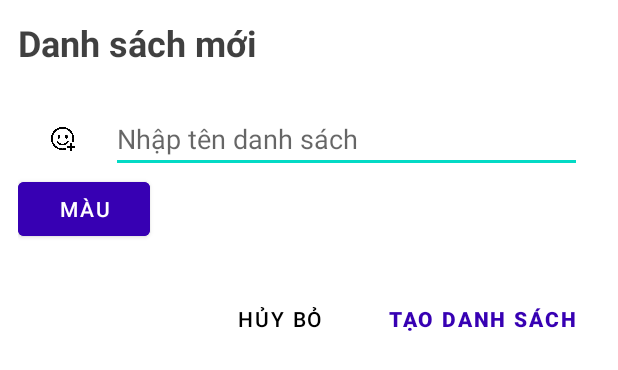
After one commit to hphudev/ToDoApp, an Android app: the layout layout_dialog_create_list_task.xml on its own in the app's theme, with its tools: preview values and no code run, on a phone screen of 412 x 824 dp. The commit adds this screen. Shown: the top 370 px of the screen. Run offline under Robolectric (Android 15) with nearby library versions, the phone set to English and light mode, and no system bars.

Commit message:
Cập nhật giao diện chính

```diff
--- a/app/build.gradle
+++ b/app/build.gradle
@@ -62,4 +62,5 @@ dependencies {
 
     implementation "androidx.recyclerview:recyclerview:1.2.1"
 
+
 }
--- a/app/src/main/java/com/example/todo/view/MainActivity.java
+++ b/app/src/main/java/com/example/todo/view/MainActivity.java
@@ -68,6 +68,7 @@ public class MainActivity extends AppCompatActivity implements CustomAlertDialog
 
     private void init()
     {
+//      RecycleView
         recycvCustomItem = (RecyclerView)findViewById(R.id.recycv_custom_item);
         recycvDefaultItem = (RecyclerView)findViewById(R.id.recycv_default_item);
         itemTaskAdapter = new ItemTaskAdapter(this);
@@ -75,7 +76,7 @@ public class MainActivity extends AppCompatActivity implements CustomAlertDialog
         recycvDefaultItem.setLayoutManager(linearLayoutManager);
         itemTaskAdapter.setData(getListItemTasks());
         recycvDefaultItem.setAdapter(itemTaskAdapter);
-
+//
         imgUserProfile = (ImageView) findViewById(R.id.img_user_profile);
         btnSignOut = (FloatingActionButton)findViewById(R.id.btn_sign_out);
         btnSignOut.setOnClickListener(new View.OnClickListener() {
--- /dev/null
+++ b/app/src/main/res/drawable/ic_baseline_add_24.xml
@@ -0,0 +1,5 @@
+<vector android:height="24dp" android:tint="#1783D8"
+    android:viewportHeight="24" android:viewportWidth="24"
+    android:width="24dp" xmlns:android="http://schemas.android.com/apk/res/android">
+    <path android:fillColor="@android:color/white" android:pathData="M19,13h-6v6h-2v-6H5v-2h6V5h2v6h6v2z"/>
+</vector>
--- /dev/null
+++ b/app/src/main/res/layout/layout_dialog_create_list_task.xml
@@ -0,0 +1,65 @@
+<?xml version="1.0" encoding="utf-8"?>
+<LinearLayout xmlns:android="http://schemas.android.com/apk/res/android"
+    android:layout_width="match_parent"
+    android:layout_height="wrap_content"
+    android:padding="12dp"
+    android:orientation="vertical">
+    <TextView
+        android:layout_width="wrap_content"
+        android:layout_height="wrap_content"
+        android:textSize="24sp"
+        android:textStyle="bold"
+        android:textColor="#BF000000"
+        android:text="Danh sách mới"/>
+    <LinearLayout
+        android:layout_width="match_parent"
+        android:layout_height="wrap_content"
+        android:orientation="horizontal"
+        android:layout_marginTop="25dp"
+        android:gravity="center_vertical"
+        android:paddingStart="10dp">
+        <ImageButton
+            android:layout_width="40dp"
+            android:layout_height="32dp"
+            android:layout_marginRight="12dp"
+            android:scaleType="centerCrop"
+            android:src="@drawable/emoji_add_icon"
+            android:backgroundTint="@color/transperant"/>
+        <EditText
+            android:id="@+id/edt_name_task_list"
+            android:layout_width="match_parent"
+            android:layout_height="wrap_content"
+            android:layout_marginRight="12dp"
+            android:hint="Nhập tên danh sách"/>
+    </LinearLayout>
+
+    <Button
+        android:layout_width="wrap_content"
+        android:layout_height="wrap_content"
+        android:text="Màu"
+        android:backgroundTint="@color/purple_700"/>
+    <LinearLayout
+        android:layout_width="match_parent"
+        android:layout_height="wrap_content"
+        android:orientation="horizontal"
+        android:layout_marginTop="25dp"
+        android:gravity="right">
+        <Button
+            android:id="@+id/btn_cancel_dialog_create_task_list"
+            android:layout_width="wrap_content"
+            android:layout_height="wrap_content"
+            android:text="Hủy bỏ"
+            android:textColor="@color/black"
+            android:layout_marginRight="12dp"
+            android:background="@color/transperant"/>
+        <Button
+            android:id="@+id/btn_confirm_create_task_list"
+            android:layout_width="wrap_content"
+            android:layout_height="wrap_content"
+            android:text="Tạo danh sách"
+            android:textStyle="bold"
+            android:textColor="@color/purple_700"
+            android:background="@color/transperant"/>
+    </LinearLayout>
+
+</LinearLayout>
--- a/app/src/main/res/values/colors.xml
+++ b/app/src/main/res/values/colors.xml
@@ -10,4 +10,7 @@
     <color name="grey">#D8D8D8</color>
     <color name="green">#4CAF50</color>
     <color name="red">#F44336</color>
+    <color name="blue">#1582D8</color>
+    <color name="light_black">#BF000000</color>
+    <color name="transperant">#00ffffff</color>
 </resources>
```
Also changed, not shown: app/src/main/res/layout/activity_main.xml (+45 -3 lines), app/src/main/res/drawable-hdpi/emoji_add_icon.png (added), app/src/main/res/drawable-mdpi/emoji_add_icon.png (added), app/src/main/res/drawable-xhdpi/emoji_add_icon.png (added), app/src/main/res/drawable-xxhdpi/emoji_add_icon.png (added), app/src/main/res/drawable-xxxhdpi/emoji_add_icon.png (added).
